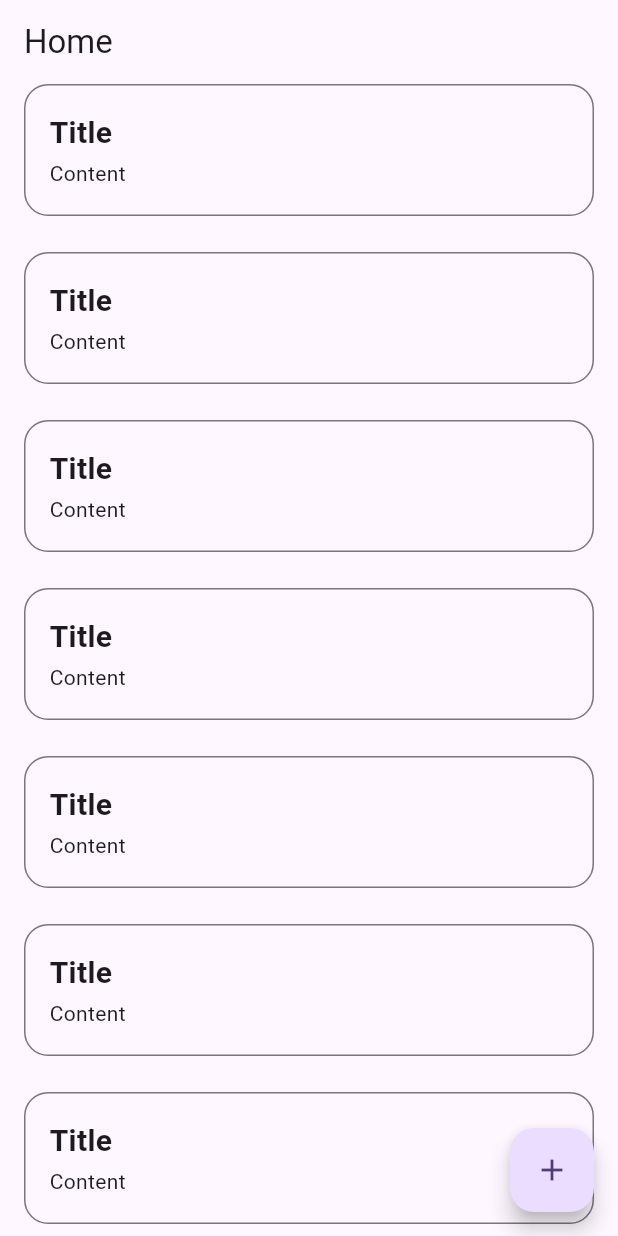
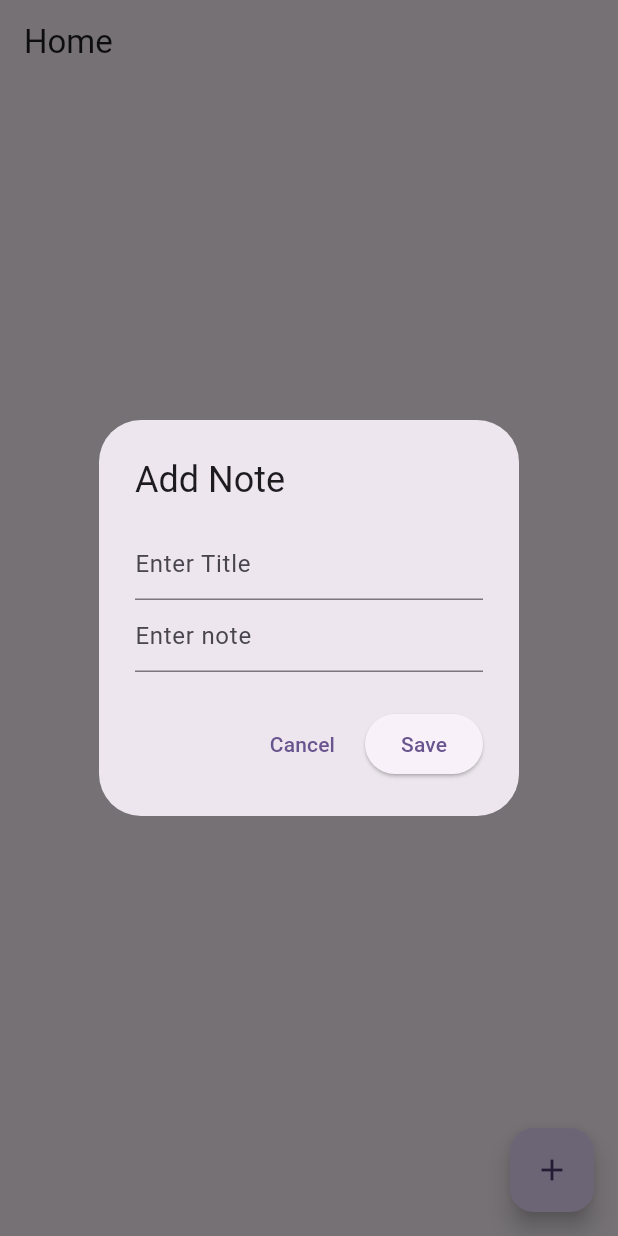
Before and after one commit to Nitindrdarker/Online-Notes-Application, a Flutter app: the screen it shows after launch, after a tap on the "add" icon, on a phone screen of 412 x 824 dp. Run offline on Flutter 3.47's test engine with Material 3 defaults, Android fonts, the phone set to English and light mode, and no system bars; our stand-ins replace flutter_riverpod, get_it, injectable.

Commit message:
Basic functionality done

```diff
--- a/lib/main.dart
+++ b/lib/main.dart
@@ -1,10 +1,11 @@
 import 'package:flutter/material.dart';
+import 'package:flutter_riverpod/flutter_riverpod.dart';
 import 'package:online_todo/injection.dart';
 import 'package:online_todo/modules/home/page/home.page.dart';
 
 void main() {
   configureDependencies();
-  runApp(const MyApp());
+  runApp(ProviderScope(child: MyApp()));
 }
 
 class MyApp extends StatelessWidget {
--- a/lib/modules/home/page/home.page.dart
+++ b/lib/modules/home/page/home.page.dart
@@ -1,22 +1,63 @@
 import 'package:flutter/material.dart';
 import 'package:flutter_riverpod/flutter_riverpod.dart';
+import 'package:online_todo/modules/home/provider/home.provider.dart';
 import 'package:online_todo/modules/home/widget/notes_card.widget.dart';
 
 class HomePage extends ConsumerWidget {
   const HomePage({super.key});
 
   @override
-  Widget build(BuildContext context, WidgetRef widget) {
+  Widget build(BuildContext context, WidgetRef ref) {
+    final state = ref.watch(homeProvider);
+    final viewModel = ref.read(homeProvider.notifier);
     return Scaffold(
       appBar: AppBar(title: Text("Home")),
       body: ListView.builder(
-        itemCount: 10,
+        itemCount: state.notes.length,
         itemBuilder: (context, index) {
-          return NoteCardWidget();
+          final note = state.notes[index];
+          return NoteCardWidget(title: note.title, content: note.content);
         },
       ),
       floatingActionButton: FloatingActionButton(
-        onPressed: () {},
+        onPressed: () {
+          showDialog(
+            context: context,
+            builder: (context) {
+              return AlertDialog(
+                title: Text("Add Note"),
+                content: Column(
+                  mainAxisSize: MainAxisSize.min,
+                  children: [
+                    TextField(
+                      controller: state.dialogBoxFieldTitleController,
+                      decoration: InputDecoration(hintText: "Enter Title"),
+                    ),
+                    TextField(
+                      controller: state.dialogBoxFieldNoteController,
+                      decoration: InputDecoration(hintText: "Enter note"),
+                    ),
+                  ],
+                ),
+                actions: [
+                  TextButton(
+                    onPressed: () {
+                      Navigator.pop(context);
+                    },
+                    child: Text("Cancel"),
+                  ),
+                  ElevatedButton(
+                    onPressed: () {
+                      viewModel.addNotes();
+                      Navigator.pop(context);
+                    },
+                    child: Text("Save"),
+                  ),
+                ],
+              );
+            },
+          );
+        },
         child: Icon(Icons.add),
       ),
     );
--- /dev/null
+++ b/lib/modules/home/repository/notes.repository.dart
@@ -0,0 +1,3 @@
+import 'package:online_todo/modules/home/models/notes.dart';
+
+List<Notes> notes = [];
--- a/lib/modules/home/services/notes.service.dart
+++ b/lib/modules/home/services/notes.service.dart
@@ -1,4 +1,31 @@
 import 'package:injectable/injectable.dart';
+import 'package:online_todo/modules/home/models/notes.dart';
+import 'package:online_todo/modules/home/repository/notes.repository.dart';
 
 @lazySingleton
-class NotesService {}
+class NotesService {
+  void addNotes(Notes note) {
+    Future.delayed(Duration(seconds: 2));
+    notes.add(note);
+  }
+
+  void deleteNotes(String id) {
+    Future.delayed(Duration(seconds: 2));
+    notes.removeWhere((ele) => ele.id == id);
+  }
+
+  void updateNotes(Notes note) {
+    Future.delayed(Duration(seconds: 2));
+    final index = notes.indexWhere((element) => element.id == note.id);
+    if (index == -1) {
+      addNotes(note);
+    } else {
+      notes[index] = note;
+    }
+  }
+
+  Future<List<Notes>> fetchNotes() async {
+    Future.delayed(Duration(seconds: 2));
+    return notes;
+  }
+}
--- a/lib/modules/home/widget/notes_card.widget.dart
+++ b/lib/modules/home/widget/notes_card.widget.dart
@@ -1,11 +1,13 @@
 import 'package:flutter/material.dart';
 import 'package:flutter_riverpod/flutter_riverpod.dart';
 
-class NoteCardWidget extends ConsumerWidget {
-  const NoteCardWidget({super.key});
+class NoteCardWidget extends StatelessWidget {
+  final String title;
+  final String content;
+  const NoteCardWidget({super.key, required this.title, required this.content});
 
   @override
-  Widget build(BuildContext context, WidgetRef widget) {
+  Widget build(BuildContext context) {
     return InkWell(
       onTap: () {},
       child: Container(
@@ -21,10 +23,10 @@ class NoteCardWidget extends ConsumerWidget {
           mainAxisAlignment: MainAxisAlignment.spaceAround,
           children: [
             Text(
-              "Title",
+              title,
               style: TextStyle(fontWeight: FontWeight.bold, fontSize: 20),
             ),
-            Text("Content"),
+            Text(content),
           ],
         ),
       ),
```
Also changed, not shown: lib/modules/home/models/notes.dart (added, +34 -0 lines), lib/modules/home/stateModel/home.state.model.dart (+14 -1 lines), lib/modules/home/viewModel/home.viewmodel.dart (+33 -4 lines).
